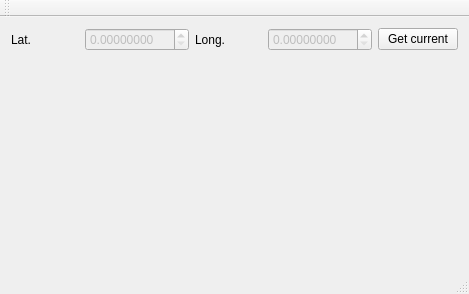
Before: the Qt Designer form MainWindow.ui in Kampfgnom/QPokentroller, drawn with Qt 5.
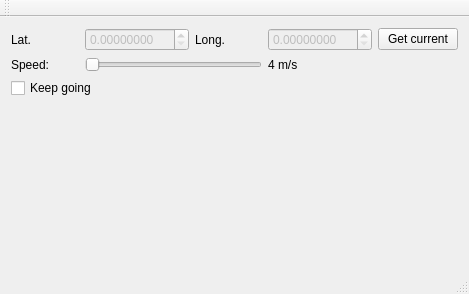
After: the same form once the commit is applied.

```diff
--- a/MainWindow.ui
+++ b/MainWindow.ui
@@ -18,6 +18,13 @@
   </property>
   <widget class="QWidget" name="centralWidget">
    <layout class="QGridLayout" name="gridLayout">
+    <item row="1" column="0">
+     <widget class="QLabel" name="label_3">
+      <property name="text">
+       <string>Speed:</string>
+      </property>
+     </widget>
+    </item>
     <item row="0" column="1">
      <widget class="QDoubleSpinBox" name="doubleSpinBoxLatitude">
       <property name="enabled">
@@ -34,6 +41,13 @@
       </property>
      </widget>
     </item>
+    <item row="1" column="3">
+     <widget class="QLabel" name="labelSpeed">
+      <property name="text">
+       <string>4 m/s</string>
+      </property>
+     </widget>
+    </item>
     <item row="0" column="3">
      <widget class="QDoubleSpinBox" name="doubleSpinBoxLongitude">
       <property name="enabled">
@@ -57,7 +71,14 @@
       </property>
      </widget>
     </item>
-    <item row="1" column="2">
+    <item row="0" column="4">
+     <widget class="QPushButton" name="pushButtonGetCurrentLocation">
+      <property name="text">
+       <string>Get current</string>
+      </property>
+     </widget>
+    </item>
+    <item row="3" column="2">
      <spacer name="verticalSpacer">
       <property name="orientation">
        <enum>Qt::Vertical</enum>
@@ -77,10 +98,23 @@
       </property>
      </widget>
     </item>
-    <item row="0" column="4">
-     <widget class="QPushButton" name="pushButtonGetCurrentLocation">
+    <item row="1" column="1" colspan="2">
+     <widget class="QSlider" name="horizontalSliderSpeed">
+      <property name="maximum">
+       <number>999</number>
+      </property>
+      <property name="singleStep">
+       <number>5</number>
+      </property>
+      <property name="orientation">
+       <enum>Qt::Horizontal</enum>
+      </property>
+     </widget>
+    </item>
+    <item row="2" column="0" colspan="2">
+     <widget class="QCheckBox" name="checkBoxKeepGoing">
       <property name="text">
-       <string>Get current</string>
+       <string>Keep going</string>
       </property>
      </widget>
     </item>
```
